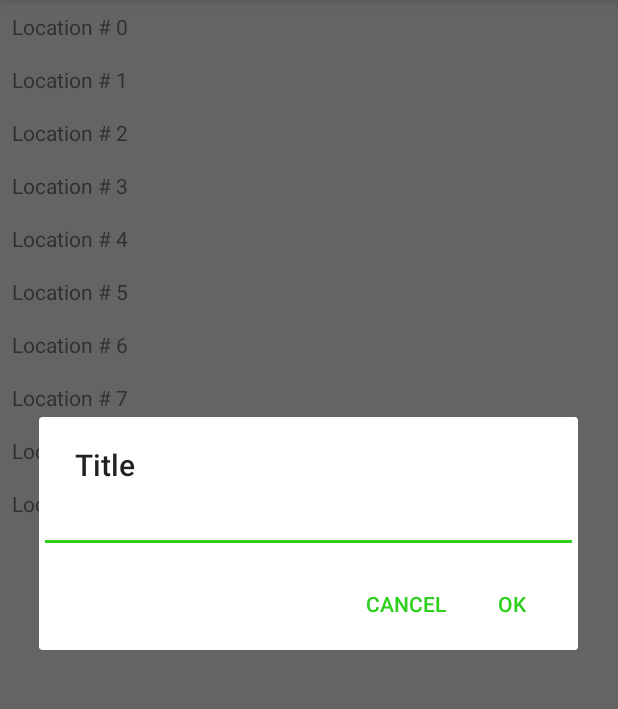
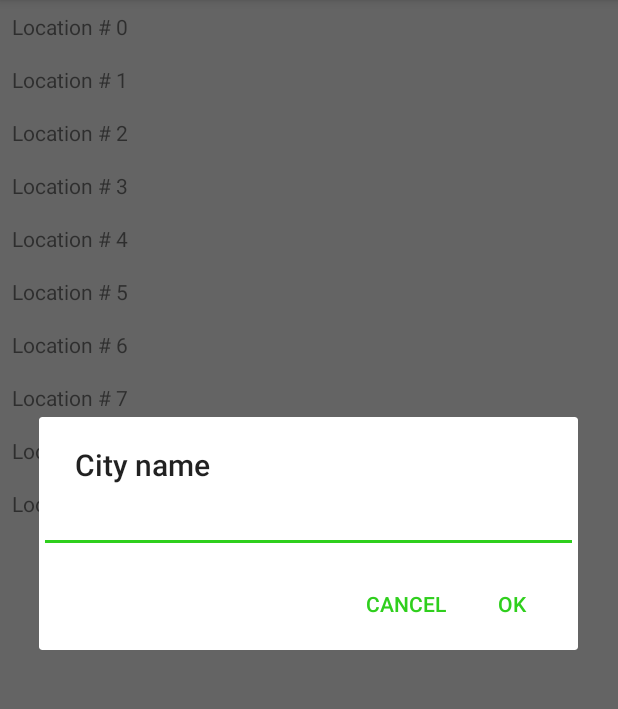
Before and after one commit to FPura/MeteoApp, an Android app: the screen it shows after launch (MainActivity), after a tap on "New", on a phone screen of 412 x 824 dp, the part 84-793 px from its top. Run offline under Robolectric (Android 15) with nearby library versions, the phone set to English and light mode, and no system bars; libraries missing offline, so code that uses them is left out: io.nlopez.smartlocation; 2 statements that could not run were skipped.

Commit message:
Modifica del testo 'title' quando si aggiunge una città in 'City name'

```diff
--- a/app/src/main/java/ch/supsi/dti/isin/meteoapp/fragments/ListFragment.java
+++ b/app/src/main/java/ch/supsi/dti/isin/meteoapp/fragments/ListFragment.java
@@ -71,7 +71,7 @@ public class ListFragment extends Fragment {
     //TODO: Collegare le API per verificare che la città esista.
     public void addNewLocation(){
         AlertDialog.Builder builder = new AlertDialog.Builder(getActivity());
-        builder.setTitle("Title");
+        builder.setTitle("City name");
 
 
         final EditText input = new EditText(getActivity());
```
Also changed, not shown: app/src/main/java/ch/supsi/dti/isin/meteoapp/activities/MainActivity.java (line endings or trailing spaces).
